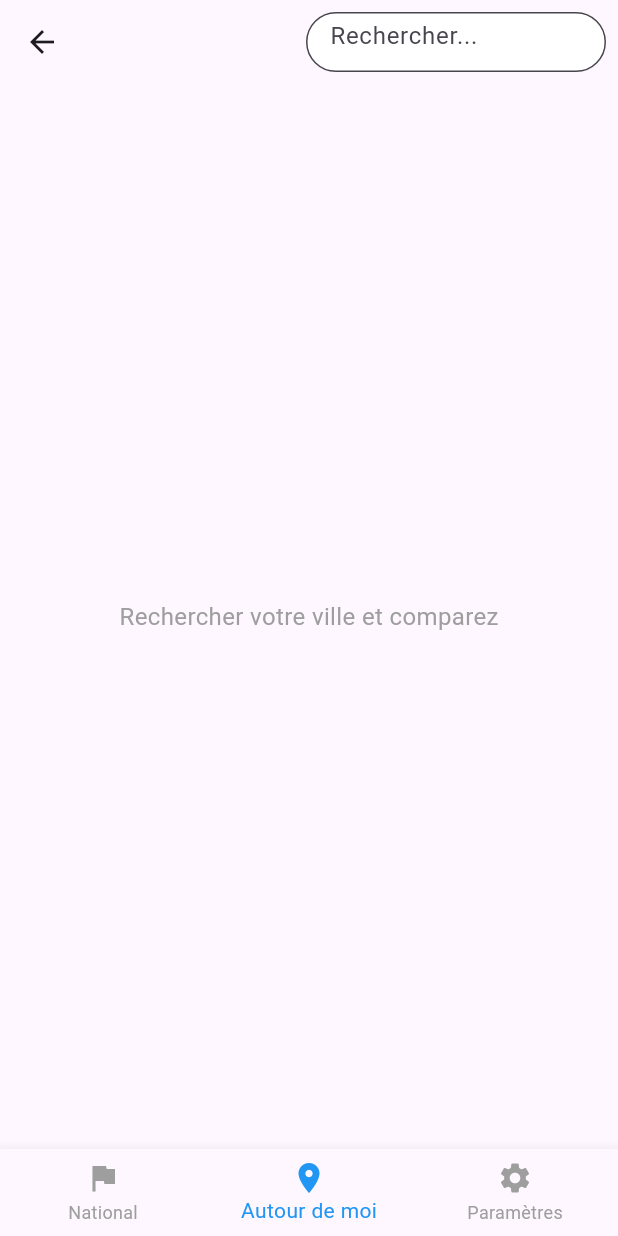
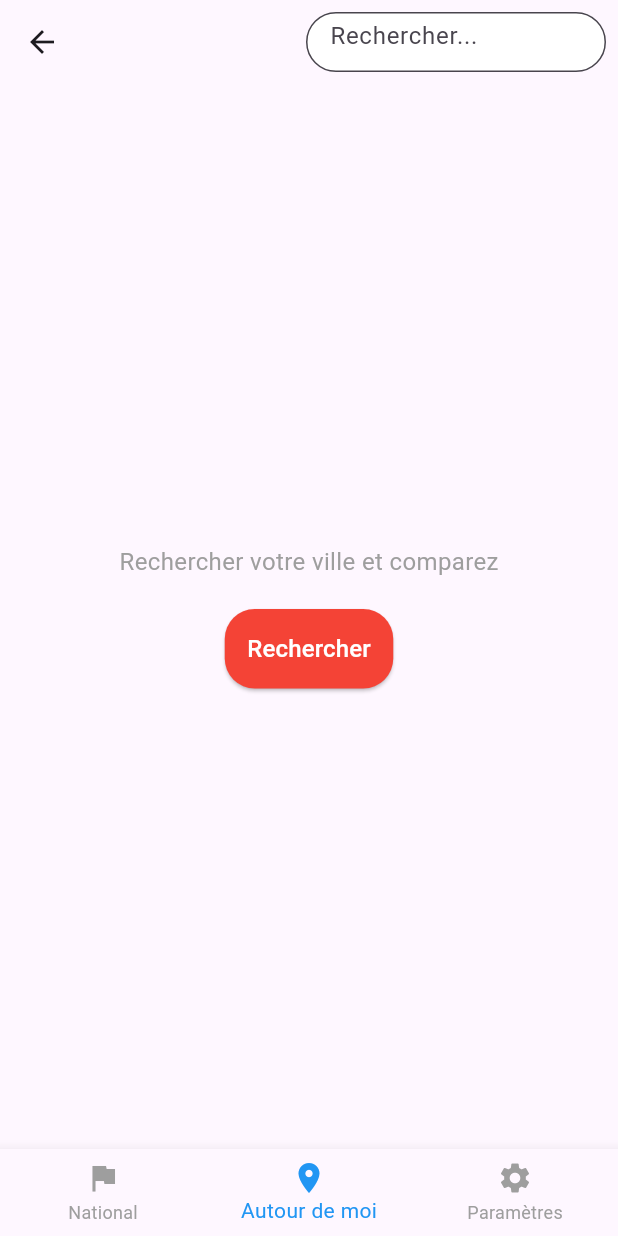
Before and after one commit to LoloLaMenace/CarburantApp, a Flutter app: the screen it shows after launch, item 2 of the bottom bar chosen, on a phone screen of 412 x 824 dp. Run offline on Flutter 3.47's test engine with Material 2 defaults, Android fonts, the phone set to English and light mode, and no system bars; our stand-ins replace get.

Commit message:
clean code

```diff
--- /dev/null
+++ b/lib/city_searched_page/city_searched_bindings.dart
@@ -0,0 +1,9 @@
+import 'package:carburantapp/city_searched_page/city_searched_controller.dart';
+import 'package:get/get.dart';
+
+class CitySearchedBindings extends Bindings {
+  @override
+  void dependencies() {
+    Get.put(CitySearchedController());
+  }
+}
--- /dev/null
+++ b/lib/city_searched_page/city_searched_controller.dart
@@ -0,0 +1,5 @@
+import 'package:get/get.dart';
+
+class CitySearchedController extends GetxController {
+  int currentIndex = 1;
+}
--- a/lib/home_page/home_controller.dart
+++ b/lib/home_page/home_controller.dart
@@ -1,14 +1,15 @@
 import 'package:get/get.dart';
 
 class HomeController extends GetxController {
-  int championId = 0;
-  @override
-  void onInit() {
-    //Si il y a des arguments
-    //Et si un argument à la clef 'champioId'
-    if (Get.arguments != null && Get.arguments.containsKey("championId")) {
-      championId = Get.arguments["championId"];
-    }
-    super.onInit();
-  }
+  // int championId = 0;
+  // @override
+  // void onInit() {
+  //   //Si il y a des arguments
+  //   //Et si un argument à la clef 'champioId'
+  //   if (Get.arguments != null && Get.arguments.containsKey("championId")) {
+  //     championId = Get.arguments["championId"];
+  //   }
+  //   super.onInit();
+  // }
+  int currentIndex = 0;
 }
--- a/lib/main.dart
+++ b/lib/main.dart
@@ -1,3 +1,5 @@
+import 'package:carburantapp/city_searched_page/city_searched_bindings.dart';
+import 'package:carburantapp/city_searched_page/city_searched_page.dart';
 import 'package:carburantapp/home_page/home_bindings.dart';
 import 'package:carburantapp/home_page/home_page.dart';
 import 'package:carburantapp/search_page/search_bindings.dart';
@@ -34,15 +36,21 @@
         GetPage(
           name: '/settings',
           title: "Paramètres",
-          page: () => const SettingsPage(),
+          page: () => SettingsPage(),
           binding: SettingsBindings(),
+        ),
+        GetPage(
+          name: '/citySearched',
+          title: "Ville Recherché",
+          page: () => const CitySearchedPage(),
+          binding: CitySearchedBindings(),
         )
       ],
       theme: ThemeData(
         colorScheme: ColorScheme.fromSeed(seedColor: Colors.deepPurple),
         useMaterial3: true,
       ),
-      home: const HomePage(),
+      initialRoute: '/home',
     );
   }
 }
--- a/lib/search_page/search_bindings.dart
+++ b/lib/search_page/search_bindings.dart
@@ -4,6 +4,6 @@ import 'package:get/get.dart';
 class SearchBindings extends Bindings {
   @override
   void dependencies() {
-    Get.put(SearchController());
+    Get.put(MySearchController());
   }
 }
--- a/lib/search_page/search_controller.dart
+++ b/lib/search_page/search_controller.dart
@@ -1,3 +1,9 @@
+import 'package:flutter/widgets.dart';
 import 'package:get/get.dart';
 
-class SearchController extends GetxController {}
+class MySearchController extends GetxController {
+  TextEditingController searchController = TextEditingController();
+  int currentIndex = 1;
+
+  void navigateToCitySearded() {}
+}
--- a/lib/search_page/search_page.dart
+++ b/lib/search_page/search_page.dart
@@ -1,33 +1,23 @@
+import 'package:carburantapp/search_page/search_controller.dart';
 import 'package:flutter/material.dart';
 import 'package:get/get.dart';
 import 'package:carburantapp/bottom_navigation_bar.dart';
-class SearchPage extends StatefulWidget {
-  const SearchPage({Key? key}) : super(key: key);
 
-  @override
-  _SearchPageState createState() => _SearchPageState();
-}
-
-class _SearchPageState extends State<SearchPage> {
-  int _currentIndex = 1; // Index de l'élément "Autour de moi"
+class SearchPage extends GetView<MySearchController> {
+  const SearchPage({super.key}); // Index de l'élément "Autour de moi"
 
   @override
   Widget build(BuildContext context) {
     return Scaffold(
       appBar: AppBar(
-        leading: IconButton(
-          icon: const Icon(Icons.arrow_back),
-          onPressed: () {
-            // Implémentez votre logique pour retourner à la page précédente
-          },
-        ),
         actions: <Widget>[
           Padding(
             padding: const EdgeInsets.all(8.0),
-            child: Container(
+            child: SizedBox(
               width: 200.0,
               child: Center(
                 child: TextField(
+                  controller: controller.searchController,
                   decoration: InputDecoration(
                     hintText: 'Rechercher...',
                     fillColor: Colors.white,
@@ -42,33 +32,55 @@ class _SearchPageState extends State<SearchPage> {
           ),
         ],
       ),
-      body: const Center(
-        child: Text(
+      body: Center(
+        child: Column(
+          mainAxisAlignment: MainAxisAlignment.center,
+          children: [
+            const Text(
               'Rechercher votre ville et comparez',
               style: TextStyle(
                 color: Colors.grey,
                 fontSize: 16.0,
               ),
             ),
+            const SizedBox(height: 20.0), // Espace entre le texte et le bouton
+            ElevatedButton(
+              onPressed: () {
+                print(controller.searchController.text);
+              },
+              style: ElevatedButton.styleFrom(
+                backgroundColor: Colors.red, // Couleur du bouton
+                padding:
+                    const EdgeInsets.all(15.0), // Espacement interne du bouton
+                shape: RoundedRectangleBorder(
+                  borderRadius:
+                      BorderRadius.circular(20.0), // Bordure du bouton
+                ),
+              ),
+              child: const Text(
+                'Rechercher',
+                style: TextStyle(
+                  fontSize: 16.0,
+                  color: Colors.white,
+                ),
+              ),
+            ),
+          ],
+        ),
       ),
       bottomNavigationBar: CustomBottomNavigationBar(
-        currentIndex: _currentIndex, // Assurez-vous que l'index correspond à l'élément "Autour de moi"
+        currentIndex: controller
+            .currentIndex, // Assurez-vous que l'index correspond à l'élément "Autour de moi"
         onTap: (int index) {
-          setState(() {
-            _currentIndex = index;
           if (index == 0) {
             Get.toNamed('/home');
-
           }
           if (index == 1) {
             Get.toNamed('/search');
-
           }
           if (index == 2) {
             Get.toNamed('/settings');
-
           }
-          });
         },
       ),
     );
--- a/lib/settings_page/settings_controller.dart
+++ b/lib/settings_page/settings_controller.dart
@@ -1,3 +1,6 @@
 import 'package:get/get.dart';
 
-class SettingsController extends GetxController {}
+class SettingsController extends GetxController {
+  int currentIndex = 2;
+  String selectedValue = 'TOUS';
+}
```
Also changed, not shown: lib/city_searched_page/city_searched_page.dart (added, +43 -0 lines), lib/home_page/home_page.dart (+6 -16 lines), lib/settings_page/settings_page.dart (+44 -20 lines). Lines whose indentation alone changed are shown as unchanged.
